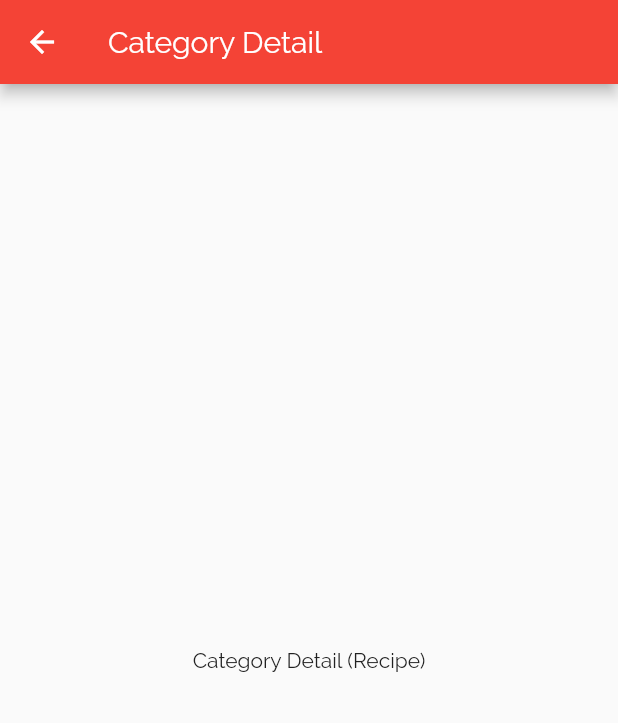
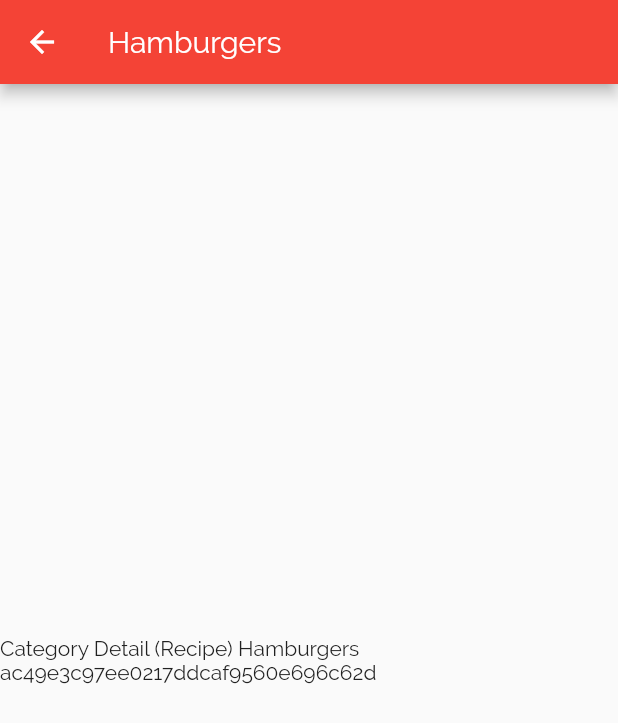
Before and after one commit to bibishan-pandey/foodie_recipe, a Flutter app: the screen it shows after launch, after a tap on "Hamburgers", on a phone screen of 412 x 824 dp. Shown: the top 723 px of the screen. Run offline on Flutter 3.47's test engine with Material 2 defaults, Android fonts, the phone set to English and light mode, and no system bars.

Commit message:
chore: added few properties

```diff
--- a/lib/screens/categories.dart
+++ b/lib/screens/categories.dart
@@ -12,6 +12,7 @@ class CategoriesScreen extends StatelessWidget {
     return Scaffold(
       appBar: AppBar(
         title: Text(title),
+        centerTitle: false,
       ),
       body: Container(
         child: GridView(
@@ -30,6 +31,7 @@ class CategoriesScreen extends StatelessWidget {
           children: [
             ...DUMMY_CATEGORIES.map((element) {
               return CategoryItem(
+                id: element.id,
                 title: element.title,
                 color: element.color,
               );
--- a/lib/screens/category_detail.dart
+++ b/lib/screens/category_detail.dart
@@ -1,10 +1,14 @@
 import 'package:flutter/material.dart';
 
 class CategoryDetailScreen extends StatelessWidget {
+  final String id;
   final String title;
 
-  const CategoryDetailScreen({Key key, this.title = 'Category Detail'})
-      : super(key: key);
+  const CategoryDetailScreen({
+    Key key,
+    @required this.id,
+    @required this.title,
+  }) : super(key: key);
 
   @override
   Widget build(BuildContext context) {
@@ -13,7 +17,7 @@ class CategoryDetailScreen extends StatelessWidget {
         title: Text(title),
       ),
       body: Center(
-        child: Text('Category Detail (Recipe)'),
+        child: Text('Category Detail (Recipe) $title $id'),
       ),
     );
   }
--- a/lib/widgets/category_item.dart
+++ b/lib/widgets/category_item.dart
@@ -2,19 +2,24 @@ import 'package:flutter/material.dart';
 import 'package:foodie_app/screens/category_detail.dart';
 
 class CategoryItem extends StatelessWidget {
+  final String id;
   final String title;
   final Color color;
 
   const CategoryItem({
     Key key,
-    this.title,
-    this.color,
+    @required this.id,
+    @required this.title,
+    @required this.color,
   }) : super(key: key);
 
   void _navigateToCategory(BuildContext context) {
     Navigator.of(context).push(MaterialPageRoute(
       builder: (BuildContext buildContext) {
-        return CategoryDetailScreen();
+        return CategoryDetailScreen(
+          id: id,
+          title: title,
+        );
       },
     ));
   }
```
